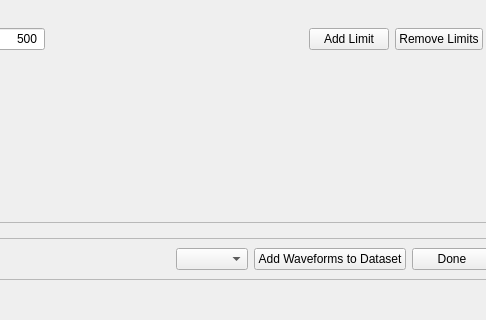
Before: the Qt Designer form src/pyclust_main_layout.ui in JasonMoore17/PyClust, drawn with Qt 5; both pictures show x 518 to 1004 and y 565 to 885 of the 1329 by 885 pixel window.
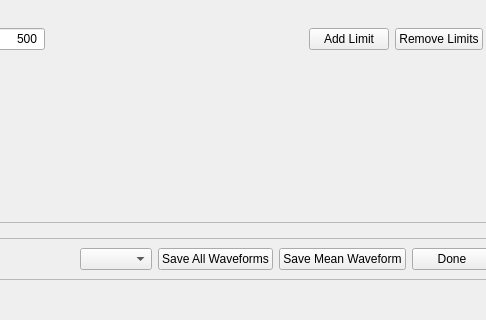
After: the same form once the commit is applied. Custom widgets are drawn as their Qt base class.

Commit message: adds pushButton to save all members of cluster

The edit to the form file:
```diff
--- a/src/pyclust_main_layout.ui
+++ b/src/pyclust_main_layout.ui
@@ -1049,10 +1049,17 @@
              </property>
             </widget>
            </item>
+           <item>
+            <widget class="QPushButton" name="pushButton_saveLabeledMembers">
+             <property name="text">
+              <string>Save All Waveforms</string>
+             </property>
+            </widget>
+           </item>
            <item>
             <widget class="QPushButton" name="pushButton_saveLabeledCluster">
              <property name="text">
-              <string>Add Waveforms to Dataset</string>
+              <string>Save Mean Waveform</string>
              </property>
             </widget>
            </item>
```
Left out of the diff: 2 changed lines with no effect on the pictures. The commit also changes 3 other files.
